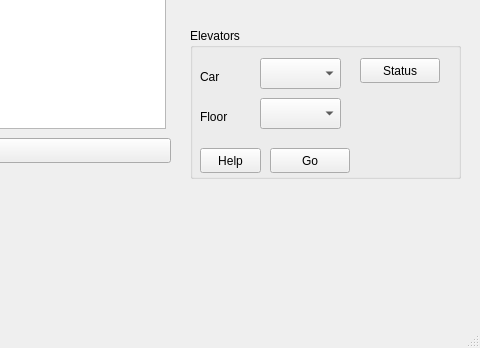
Before: the Qt Designer form A3/mainwindow.ui in bradyhoard/Elevator-Simulator, drawn with Qt 5; both pictures show x 320 to 800 and y 252 to 600 of the 800 by 600 pixel window.
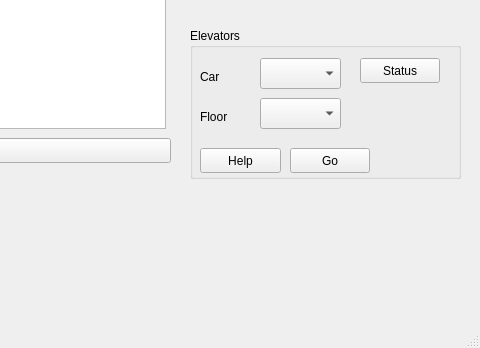
After: the same form once the commit is applied.

```diff
--- a/A3/mainwindow.ui
+++ b/A3/mainwindow.ui
@@ -214,7 +214,7 @@
       <rect>
        <x>10</x>
        <y>120</y>
-       <width>61</width>
+       <width>81</width>
        <height>25</height>
       </rect>
      </property>
@@ -225,7 +225,7 @@
     <widget class="QPushButton" name="GoButton">
      <property name="geometry">
       <rect>
-       <x>80</x>
+       <x>100</x>
        <y>120</y>
        <width>80</width>
        <height>25</height>
```
Left out of the diff: 2 changed lines with no effect on the pictures.
